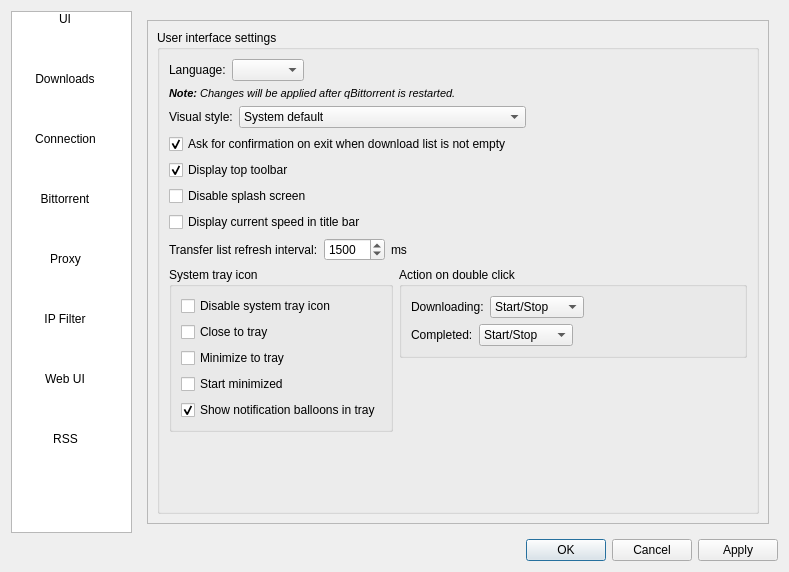
Old version of the form src/ui/options.ui in the repository SysAdminDoc/qBittorrent-Vanced.
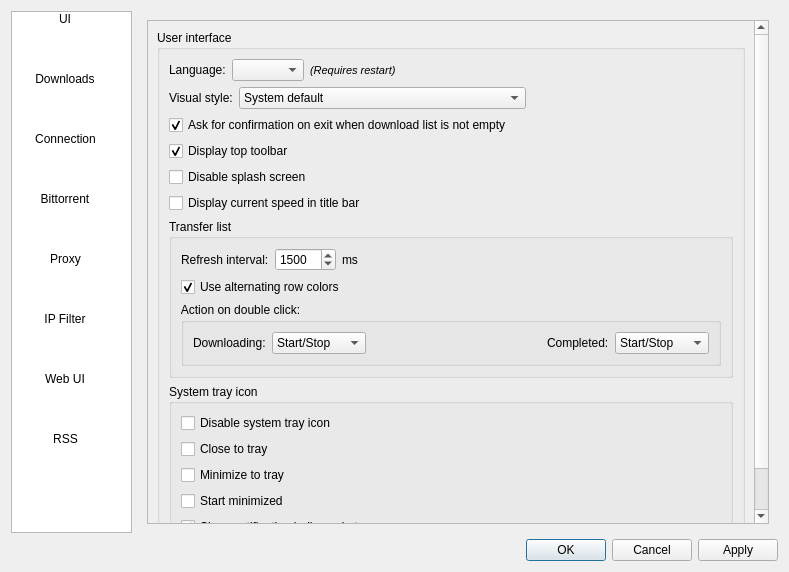
New version of the form. Icons and pictures are not drawn.

Commit message: - COSMETIC: Use alternating row colors in transfer list (set in program preferences)

Patch:
```diff
--- a/src/ui/options.ui
+++ b/src/ui/options.ui
@@ -235,15 +235,15 @@
              <rect>
               <x>0</x>
               <y>0</y>
-              <width>620</width>
-              <height>495</height>
+              <width>602</width>
+              <height>590</height>
              </rect>
             </property>
-            <layout class="QVBoxLayout" name="verticalLayout_16">
+            <layout class="QVBoxLayout" name="verticalLayout_9">
              <item>
               <widget class="QGroupBox" name="UISettingsBox">
                <property name="title">
-                <string>User interface settings</string>
+                <string>User interface</string>
                </property>
                <layout class="QVBoxLayout" name="verticalLayout_8">
                 <item>
@@ -272,21 +272,6 @@
                    </widget>
                   </item>
                   <item>
-                   <spacer>
-                    <property name="orientation">
-                     <enum>Qt::Horizontal</enum>
-                    </property>
-                    <property name="sizeHint" stdset="0">
-                     <size>
-                      <width>40</width>
-                      <height>20</height>
-                     </size>
-                    </property>
-                   </spacer>
-                  </item>
-                 </layout>
-                </item>
-                <item>
                  <widget class="QLabel" name="lbl_i18n_info_2">
                   <property name="font">
                    <font>
@@ -295,12 +280,27 @@
                    </font>
                   </property>
                   <property name="text">
-                   <string>&lt;b&gt;Note:&lt;/b&gt; Changes will be applied after qBittorrent is restarted.</string>
+                     <string>(Requires restart)</string>
                   </property>
                   <property name="alignment">
-                   <set>Qt::AlignLeading|Qt::AlignLeft|Qt::AlignTop</set>
-                  </property>
-                 </widget>
+                     <set>Qt::AlignLeading|Qt::AlignLeft|Qt::AlignVCenter</set>
+                    </property>
+                   </widget>
+                  </item>
+                  <item>
+                   <spacer>
+                    <property name="orientation">
+                     <enum>Qt::Horizontal</enum>
+                    </property>
+                    <property name="sizeHint" stdset="0">
+                     <size>
+                      <width>40</width>
+                      <height>20</height>
+                     </size>
+                    </property>
+                   </spacer>
+                  </item>
+                 </layout>
                 </item>
                 <item>
                  <layout class="QHBoxLayout">
@@ -390,11 +390,17 @@
                  </widget>
                 </item>
                 <item>
+                 <widget class="QGroupBox" name="groupBox_4">
+                  <property name="title">
+                   <string>Transfer list</string>
+                  </property>
+                  <layout class="QVBoxLayout" name="verticalLayout_27">
+                   <item>
                  <layout class="QHBoxLayout">
                   <item>
                    <widget class="QLabel" name="label_5">
                     <property name="text">
-                     <string>Transfer list refresh interval:</string>
+                        <string>Refresh interval:</string>
                     </property>
                    </widget>
                   </item>
@@ -434,6 +440,111 @@
                  </layout>
                 </item>
                 <item>
+                    <widget class="QCheckBox" name="checkAltRowColors">
+                     <property name="text">
+                      <string extracomment="In transfer list, one every two rows will have grey background.">Use alternating row colors</string>
+                     </property>
+                     <property name="checked">
+                      <bool>true</bool>
+                     </property>
+                    </widget>
+                   </item>
+                   <item>
+                    <widget class="QGroupBox" name="ActDblClickBox">
+                     <property name="sizePolicy">
+                      <sizepolicy hsizetype="Expanding" vsizetype="Expanding">
+                       <horstretch>0</horstretch>
+                       <verstretch>0</verstretch>
+                      </sizepolicy>
+                     </property>
+                     <property name="styleSheet">
+                      <string notr="true">QGroupBox::title {
+font-weight: normal;
+margin-left: -2px;
+}
+QGroupBox {
+  border-width: 0;
+}</string>
+                     </property>
+                     <property name="title">
+                      <string comment="Action executed when doucle-clicking on an item in transfer (download/upload) list">Action on double click:</string>
+                     </property>
+                     <layout class="QVBoxLayout" name="verticalLayout_4">
+                      <item>
+                       <layout class="QHBoxLayout" name="_4">
+                        <item>
+                         <widget class="QLabel" name="lblDlList_2">
+                          <property name="text">
+                           <string>Downloading:</string>
+                          </property>
+                         </widget>
+                        </item>
+                        <item>
+                         <widget class="QComboBox" name="actionTorrentDlOnDblClBox">
+                          <property name="sizePolicy">
+                           <sizepolicy hsizetype="Preferred" vsizetype="Fixed">
+                            <horstretch>0</horstretch>
+                            <verstretch>0</verstretch>
+                           </sizepolicy>
+                          </property>
+                          <property name="currentIndex">
+                           <number>0</number>
+                          </property>
+                          <item>
+                           <property name="text">
+                            <string>Start/Stop</string>
+                           </property>
+                          </item>
+                          <item>
+                           <property name="text">
+                            <string>Open folder</string>
+                           </property>
+                          </item>
+                         </widget>
+                        </item>
+                        <item>
+                         <spacer>
+                          <property name="orientation">
+                           <enum>Qt::Horizontal</enum>
+                          </property>
+                          <property name="sizeHint" stdset="0">
+                           <size>
+                            <width>40</width>
+                            <height>20</height>
+                           </size>
+                          </property>
+                         </spacer>
+                        </item>
+                        <item>
+                         <widget class="QLabel" name="lblUploadList">
+                          <property name="text">
+                           <string>Completed:</string>
+                          </property>
+                         </widget>
+                        </item>
+                        <item>
+                         <widget class="QComboBox" name="actionTorrentFnOnDblClBox">
+                          <item>
+                           <property name="text">
+                            <string>Start/Stop</string>
+                           </property>
+                          </item>
+                          <item>
+                           <property name="text">
+                            <string>Open folder</string>
+                           </property>
+                          </item>
+                         </widget>
+                        </item>
+                       </layout>
+                      </item>
+                     </layout>
+                    </widget>
+                   </item>
+                  </layout>
+                 </widget>
+                </item>
+                <item>
                  <layout class="QHBoxLayout" name="horizontalLayout_3">
                   <item>
                    <widget class="QGroupBox" name="systrayBox">
@@ -485,137 +596,7 @@
                     </layout>
                    </widget>
                   </item>
-                  <item>
-                   <layout class="QVBoxLayout" name="verticalLayout_9">
-                    <item>
-                     <widget class="QGroupBox" name="ActDblClickBox">
-                      <property name="sizePolicy">
-                       <sizepolicy hsizetype="Expanding" vsizetype="Expanding">
-                        <horstretch>0</horstretch>
-                        <verstretch>0</verstretch>
-                       </sizepolicy>
-                      </property>
-                      <property name="title">
-                       <string comment="Action executed when doucle-clicking on an item in transfer (download/upload) list">Action on double click</string>
-                      </property>
-                      <layout class="QVBoxLayout" name="verticalLayout_4">
-                       <item>
-                        <layout class="QHBoxLayout" name="_4">
-                         <item>
-                          <widget class="QLabel" name="lblDlList_2">
-                           <property name="text">
-                            <string>Downloading:</string>
-                           </property>
-                          </widget>
-                         </item>
-                         <item>
-                          <widget class="QComboBox" name="actionTorrentDlOnDblClBox">
-                           <property name="sizePolicy">
-                            <sizepolicy hsizetype="Preferred" vsizetype="Fixed">
-                             <horstretch>0</horstretch>
-                             <verstretch>0</verstretch>
-                            </sizepolicy>
-                           </property>
-                           <property name="currentIndex">
-                            <number>0</number>
-                           </property>
-                           <item>
-                            <property name="text">
-                             <string>Start/Stop</string>
-                            </property>
-                           </item>
-                           <item>
-                            <property name="text">
-                             <string>Open folder</string>
-                            </property>
-                           </item>
-                          </widget>
-                         </item>
-                         <item>
-                          <spacer>
-                           <property name="orientation">
-                            <enum>Qt::Horizontal</enum>
-                           </property>
-                           <property name="sizeHint" stdset="0">
-                            <size>
-                             <width>40</width>
-                             <height>20</height>
-                            </size>
-                           </property>
-                          </spacer>
-                         </item>
-                        </layout>
-                       </item>
-                       <item>
-                        <layout class="QHBoxLayout" name="_5">
-                         <item>
-                          <widget class="QLabel" name="lblUploadList">
-                           <property name="text">
-                            <string>Completed:</string>
-                           </property>
-                          </widget>
-                         </item>
-                         <item>
-                          <widget class="QComboBox" name="actionTorrentFnOnDblClBox">
-                           <item>
-                            <property name="text">
-                             <string>Start/Stop</string>
-                            </property>
-                           </item>
-                           <item>
-                            <property name="text">
-                             <string>Open folder</string>
-                            </property>
-                           </item>
-                          </widget>
-                         </item>
-                         <item>
-                          <spacer>
-                           <property name="orientation">
-                            <enum>Qt::Horizontal</enum>
-                           </property>
-                           <property name="sizeHint" stdset="0">
-                            <size>
-                             <width>40</width>
-                             <height>20</height>
-                            </size>
-                           </property>
-                          </spacer>
-                         </item>
-                        </layout>
-                       </item>
-                      </layout>
-                     </widget>
-                    </item>
-                    <item>
-                     <spacer name="verticalSpacer_4">
-                      <property name="orientation">
-                       <enum>Qt::Vertical</enum>
-                      </property>
-                      <property name="sizeHint" stdset="0">
-                       <size>
-                        <width>20</width>
-                        <height>40</height>
-                       </size>
-                      </property>
-                     </spacer>
-                    </item>
-                   </layout>
-                  </item>
-                 </layout>
-                </item>
-                <item>
-                 <spacer name="verticalSpacer_6">
-                  <property name="orientation">
-                   <enum>Qt::Vertical</enum>
-                  </property>
-                  <property name="sizeHint" stdset="0">
-                   <size>
-                    <width>20</width>
-                    <height>40</height>
-                   </size>
-                  </property>
-                 </spacer>
+                 </layout>
                 </item>
                </layout>
               </widget>
```
Left out of the diff: 6 changed lines with no effect on the pictures. Lines whose indentation alone changed are shown as unchanged. The commit also changes 4 other files.
